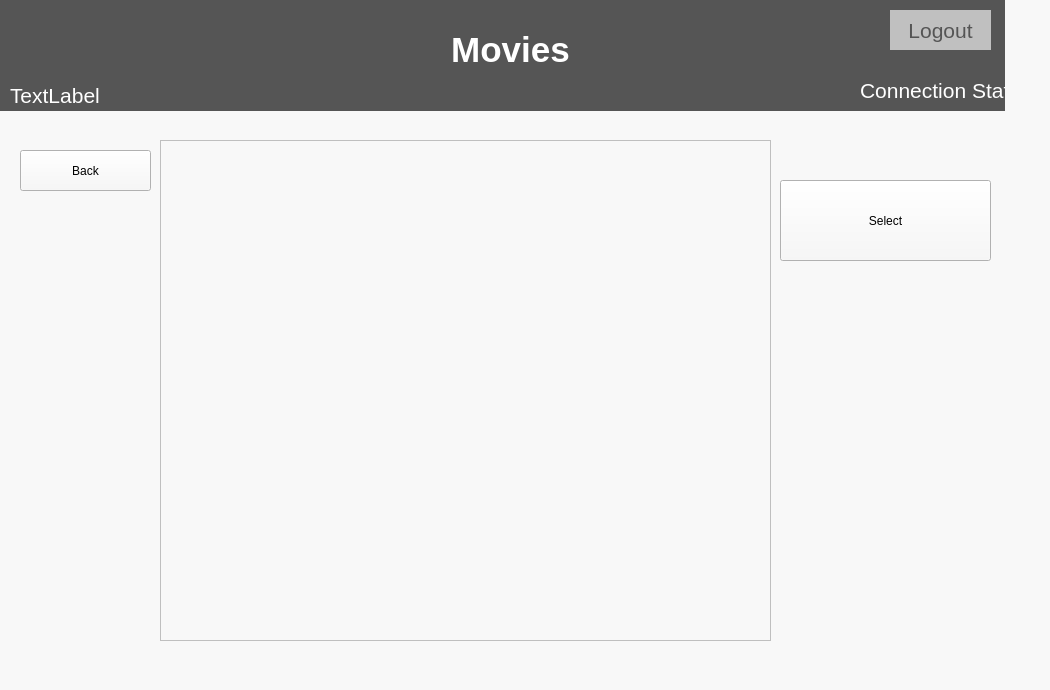
First picture: the form in QT/learn.ui, repository LuciaCG/Bluebird, before the edit.
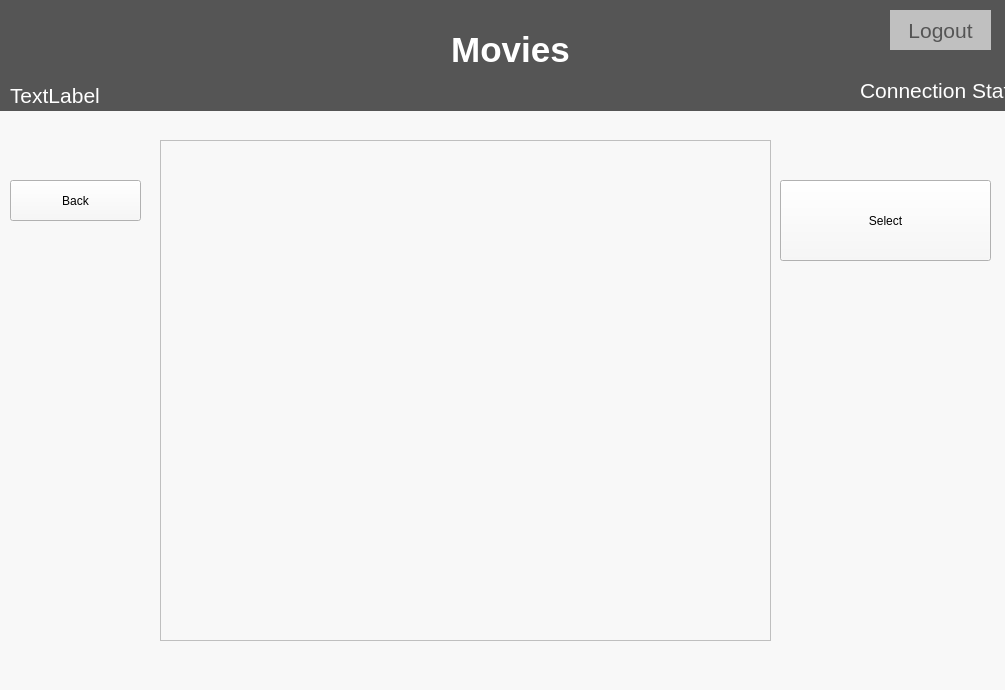
Second picture: the form after the edit.

Diff of the .ui file:
```diff
--- a/QT/learn.ui
+++ b/QT/learn.ui
@@ -6,7 +6,7 @@
    <rect>
     <x>0</x>
     <y>0</y>
-    <width>1050</width>
+    <width>1005</width>
     <height>690</height>
    </rect>
   </property>
@@ -25,7 +25,7 @@
      <x>0</x>
      <y>0</y>
      <width>1005</width>
-     <height>675</height>
+     <height>690</height>
     </rect>
    </property>
    <property name="styleSheet">
@@ -150,8 +150,8 @@
    <widget class="QPushButton" name="back">
     <property name="geometry">
      <rect>
-      <x>20</x>
-      <y>150</y>
+      <x>10</x>
+      <y>180</y>
       <width>131</width>
       <height>41</height>
      </rect>
```
